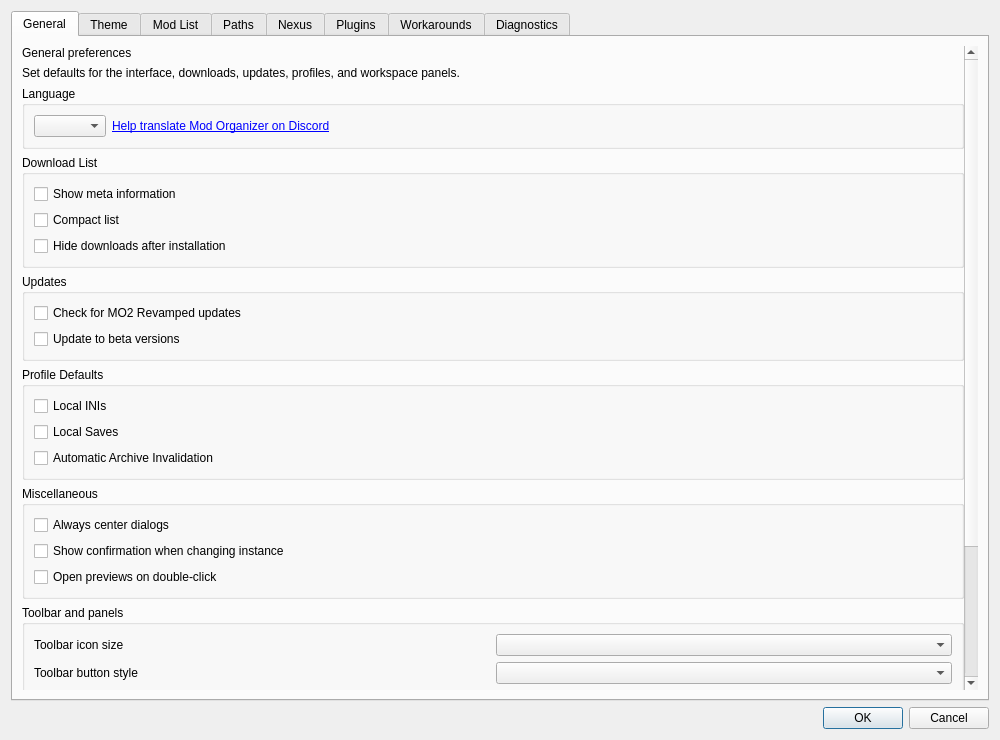
First picture: the form in source/modorganizer/src/settingsdialog.ui, repository ArialSenki/MO2-Revamped, before the edit.
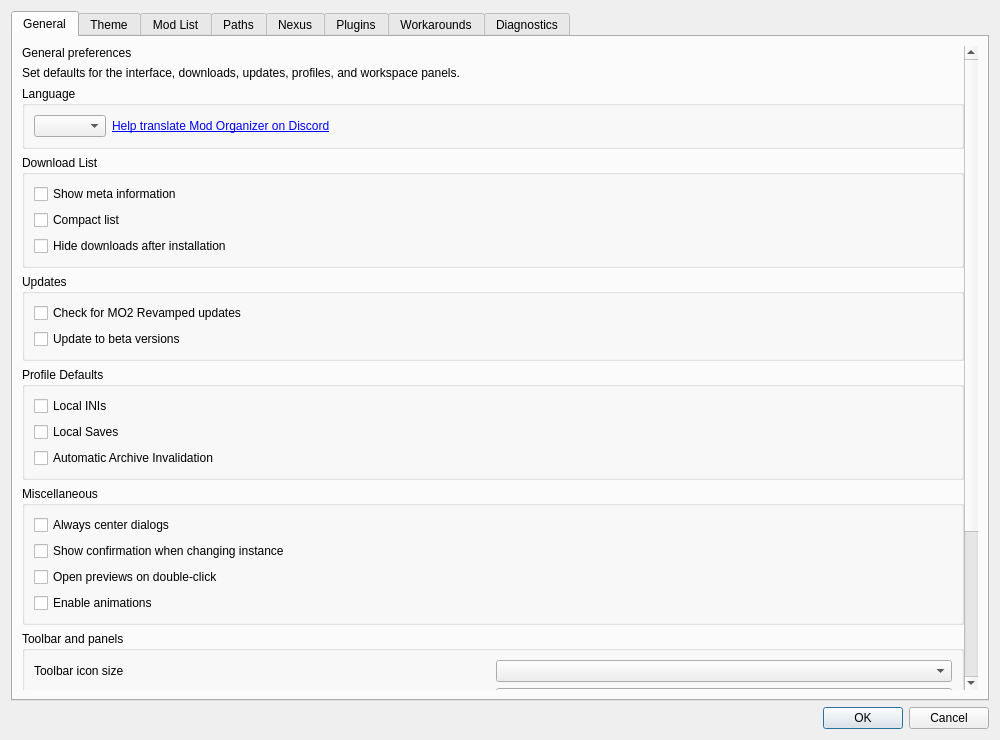
Second picture: the form after the edit. Custom widgets are drawn as their Qt base class.

The edit to the form file:
```diff
--- a/source/modorganizer/src/settingsdialog.ui
+++ b/source/modorganizer/src/settingsdialog.ui
@@ -299,6 +299,16 @@
                 </property>
                </widget>
               </item>
+              <item>
+               <widget class="QCheckBox" name="animationsBox">
+                <property name="toolTip">
+                 <string>Animate tab changes, switches, the log panel, and the Run button. Turn this off to show every change immediately.</string>
+                </property>
+                <property name="text">
+                 <string>Enable animations</string>
+                </property>
+               </widget>
+              </item>
              </layout>
            </widget>
            </item>
```
